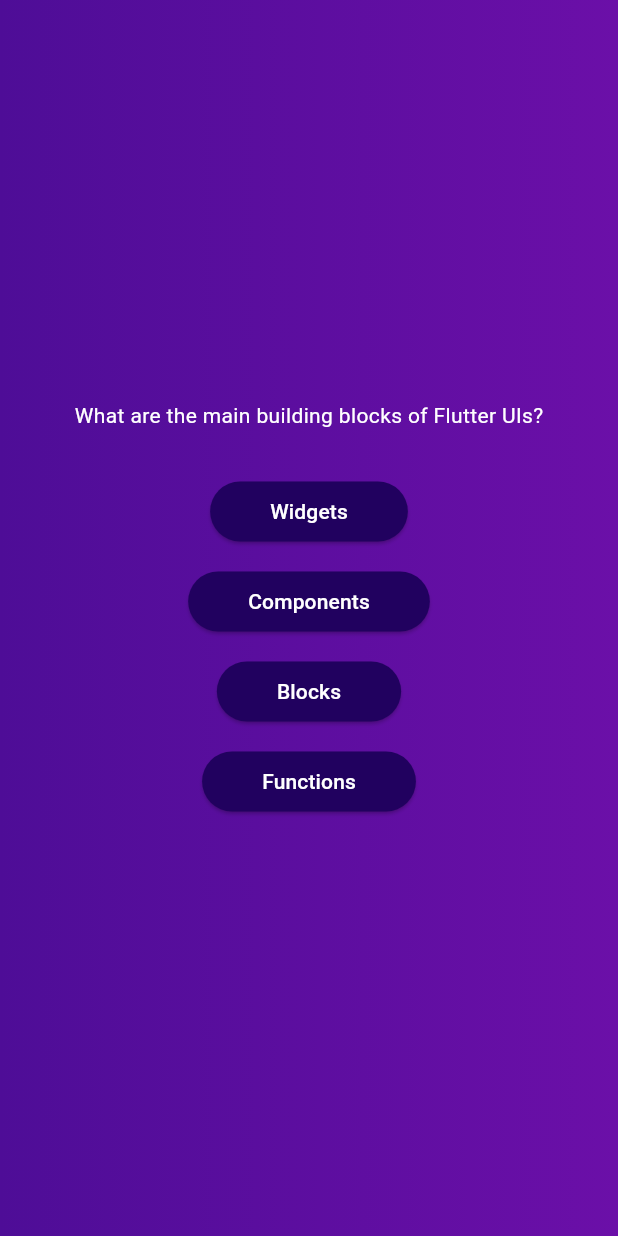
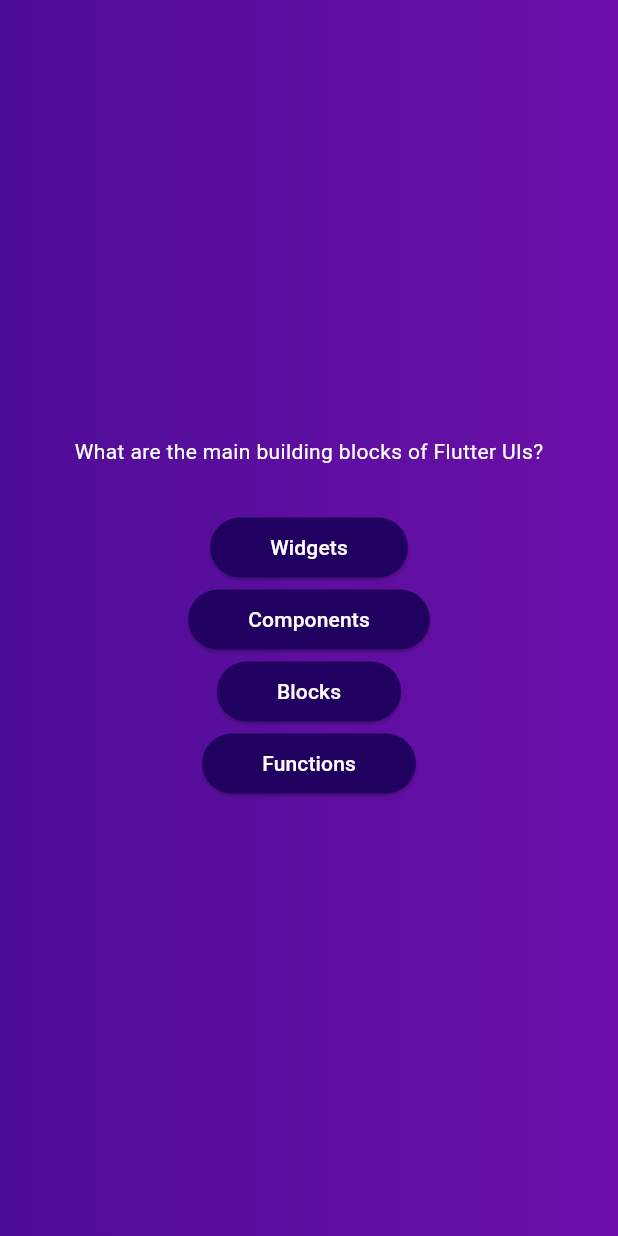
Before and after one commit to djkemmet/GH-Flutter-Bootcamp, a Flutter app: the screen it shows after launch, after a tap on "Start Quiz", on a phone screen of 412 x 824 dp. Run offline on Flutter 3.47's test engine with Material 3 defaults, Android fonts, the phone set to English and light mode, and no system bars.

Commit message:
S3V70 - Mapping Lists & using the Spread Operator
The Spread operator unpacks iterable into comma separated objects. So instead of an interable being returned as an iterable, the individual elements are returned.

```diff
--- a/adv_basics/lib/questions_screen.dart
+++ b/adv_basics/lib/questions_screen.dart
@@ -17,36 +17,17 @@ class _QuestionsScreenViewState extends State<QuestionsScreenView> {
   Widget build(BuildContext context) {
     final currentQuestion = questions[0];
 
-
-
     return Column(
       mainAxisAlignment: MainAxisAlignment.center,
-      children: <Widget>[
+      children: [
         Text(
           currentQuestion.Question,
           style: const TextStyle(color: Colors.white),
         ),
         const SizedBox(height: 30),
-        AnswerButton(
-          value: currentQuestion.Answers[0],
-          onTap: () {},
-        ),
-        const SizedBox(height: 12),
-        AnswerButton(
-          value: currentQuestion.Answers[1],
-          onTap: () {},
-        ),
-        const SizedBox(height: 12),
-        AnswerButton(
-          value: currentQuestion.Answers[2],
-          onTap: () {},
-        ),
-        const SizedBox(height: 12),
-        AnswerButton(
-          value: currentQuestion.Answers[3],
-          onTap: () {},
-        ),
-        const SizedBox(height: 12),
+        ...currentQuestion.Answers.map((item){
+          return AnswerButton(value: item ,onTap: (){});
+        }),
       ],
     );
   }
```
